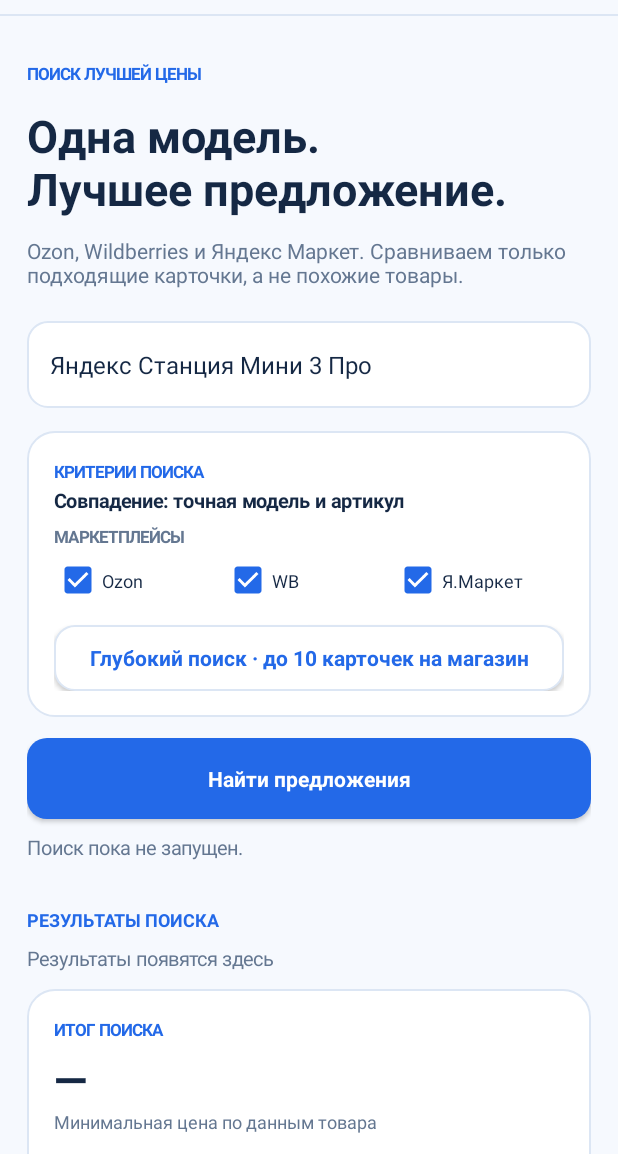
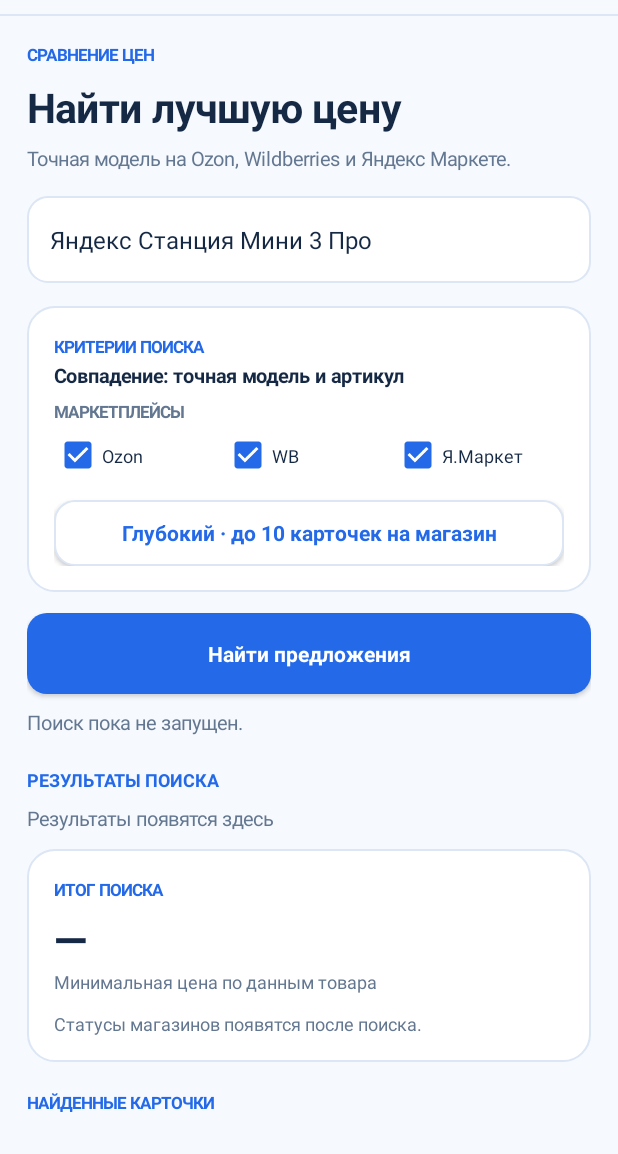
Before and after one commit to nkuchenov-hash/MarketRadar, an Android app: the screen it shows after launch (MainActivity), on a phone screen of 412 x 824 dp, the part 82-1236 px from its top. Run offline under Robolectric (Android 15) with nearby library versions, the phone set to English and light mode, and no system bars.

Commit message:
Make Android home search-first and compact, reduce empty hero space and scroll to results

```diff
--- a/android/app/src/main/java/com/marketradar/mobile/MainActivity.java
+++ b/android/app/src/main/java/com/marketradar/mobile/MainActivity.java
@@ -178,17 +178,17 @@ public final class MainActivity extends Activity implements ScanEngine.Listener
         mainPane.addView(accountsScroll,new LinearLayout.LayoutParams(-1,0,1));
         accountsScroll.setVisibility(View.GONE);
         LinearLayout page=linear(LinearLayout.VERTICAL);
-        page.setPadding(dp(18),dp(27),dp(18),dp(50));
+        page.setPadding(dp(18),dp(16),dp(18),dp(36));
         searchScroll.addView(page);
         LinearLayout marketPage=linear(LinearLayout.VERTICAL);
         marketPage.setPadding(dp(18),dp(24),dp(18),dp(50));
         accountsScroll.addView(marketPage);
-        add(page,text("ПОИСК ЛУЧШЕЙ ЦЕНЫ",11,ACCENT,true),-1,22);
-        gap(page,5);
-        add(page,text("Одна модель.\nЛучшее предложение.",30,TEXT,true),-1,86);
-        gap(page,6);
-        add(page,text("Ozon, Wildberries и Яндекс Маркет. Сравниваем только подходящие карточки, а не похожие товары.",14,MUTED,false),-1,-2);
-        gap(page,21);
+        add(page,text("СРАВНЕНИЕ ЦЕН",11,ACCENT,true),-1,19);
+        gap(page,4);
+        add(page,text("Найти лучшую цену",27,TEXT,true),-1,43);
+        gap(page,3);
+        add(page,text("Точная модель на Ozon, Wildberries и Яндекс Маркете.",13,MUTED,false),-1,-2);
+        gap(page,16);
 
         queryInput=new EditText(this);
         queryInput.setSingleLine(true);
@@ -219,12 +219,12 @@ public final class MainActivity extends Activity implements ScanEngine.Listener
         }
         add(criteria,marketsRow,-1,-2);
         gap(criteria,10);
-        depthButton=button("Глубокий поиск · до 10 карточек на магазин",false);
+        depthButton=button("Глубокий · до 10 карточек на магазин",false);
         add(criteria,depthButton,-1,44);
         depthButton.setOnClickListener(v->{
             fastSearch=!fastSearch;
-            depthButton.setText(fastSearch?"Быстрый поиск · до 3 карточек на магазин":
-                "Глубокий поиск · до 10 карточек на магазин");
+            depthButton.setText(fastSearch?"Быстрый · до 3 карточек на магазин":
+                "Глубокий · до 10 карточек на магазин");
         });
         add(page,criteria,-1,-2);
         gap(page,14);
@@ -234,7 +234,7 @@ public final class MainActivity extends Activity implements ScanEngine.Listener
         gap(page,10);
         progress=text("Поиск пока не запущен.",13,MUTED,false);
         add(page,progress,-1,-2);
-        gap(page,28);
+        gap(page,18);
 
         add(page,text("РЕЗУЛЬТАТЫ ПОИСКА",12,ACCENT,true),-1,22);
         gap(page,6);
```
